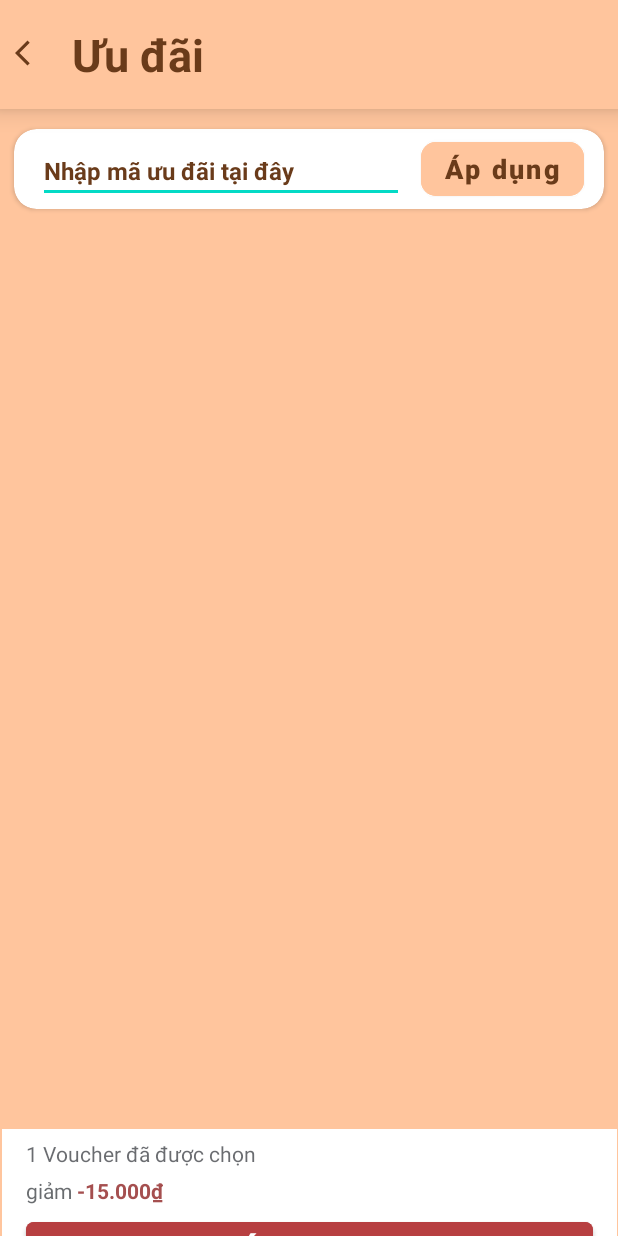
After one commit to TrieuTien0311/LOCALCOOKING, an Android app: the Vouchers screen opened directly, with no data from a screen before it, on a phone screen of 412 x 824 dp. The commit adds this screen. Run offline under Robolectric (Android 15) with nearby library versions, the phone set to English and light mode, and no system bars.

Commit message:
Thêm giao diện trang Ưu đãi 1

```diff
--- a/app/src/main/java/com/example/localcooking_v3t/TimeBottomSheet.java
+++ b/app/src/main/java/com/example/localcooking_v3t/TimeBottomSheet.java
@@ -60,7 +60,7 @@ public class TimeBottomSheet extends BottomSheetDialogFragment {
         tvStart = view.findViewById(R.id.tvStart);
         tvEnd = view.findViewById(R.id.tvEnd);
         btnDong = view.findViewById(R.id.btnDong);
-        btnApDung = view.findViewById(R.id.btnApDung);
+        btnApDung = view.findViewById(R.id.btnApDung2);
         btnXoaLoc = view.findViewById(R.id.btnXoaLoc);
         radioGroup = view.findViewById(R.id.radioGroupSapXep);
 
--- /dev/null
+++ b/app/src/main/java/com/example/localcooking_v3t/Vouchers.java
@@ -0,0 +1,24 @@
+package com.example.localcooking_v3t;
+
+import android.os.Bundle;
+
+import androidx.activity.EdgeToEdge;
+import androidx.appcompat.app.AppCompatActivity;
+import androidx.core.graphics.Insets;
+import androidx.core.view.ViewCompat;
+import androidx.core.view.WindowInsetsCompat;
+
+public class Vouchers extends AppCompatActivity {
+
+    @Override
+    protected void onCreate(Bundle savedInstanceState) {
+        super.onCreate(savedInstanceState);
+        EdgeToEdge.enable(this);
+        setContentView(R.layout.activity_vouchers);
+        ViewCompat.setOnApplyWindowInsetsListener(findViewById(R.id.main), (v, insets) -> {
+            Insets systemBars = insets.getInsets(WindowInsetsCompat.Type.systemBars());
+            v.setPadding(systemBars.left, systemBars.top, systemBars.right, systemBars.bottom);
+            return insets;
+        });
+    }
+}
--- a/app/src/main/res/layout/activity_payment.xml
+++ b/app/src/main/res/layout/activity_payment.xml
@@ -320,7 +320,7 @@
                             app:layout_constraintVertical_bias="0.0" />
 
                         <ImageView
-                            android:id="@+id/imageView9"
+                            android:id="@+id/imgMore"
                             android:layout_width="wrap_content"
                             android:layout_height="wrap_content"
                             app:layout_constraintBottom_toBottomOf="parent"
--- /dev/null
+++ b/app/src/main/res/layout/activity_vouchers.xml
@@ -0,0 +1,194 @@
+<?xml version="1.0" encoding="utf-8"?>
+<androidx.constraintlayout.widget.ConstraintLayout xmlns:android="http://schemas.android.com/apk/res/android"
+    xmlns:app="http://schemas.android.com/apk/res-auto"
+    xmlns:tools="http://schemas.android.com/tools"
+    android:id="@+id/main"
+    android:layout_width="match_parent"
+    android:layout_height="match_parent"
+    android:background="#FFC59D"
+    android:elevation="10dp"
+    tools:context=".Vouchers">
+
+    <androidx.constraintlayout.widget.ConstraintLayout
+        android:id="@+id/constraintLayout"
+        android:layout_width="match_parent"
+        android:layout_height="wrap_content"
+        android:background="#FFC59D"
+        android:elevation="10dp"
+        app:layout_constraintEnd_toEndOf="parent"
+        app:layout_constraintHorizontal_bias="1.0"
+        app:layout_constraintStart_toStartOf="parent"
+        app:layout_constraintTop_toTopOf="parent">
+
+        <ImageView
+            android:id="@+id/imageView6"
+            android:layout_width="20dp"
+            android:layout_height="20dp"
+            android:layout_marginStart="10dp"
+            android:layout_marginTop="25dp"
+            app:layout_constraintStart_toStartOf="parent"
+            app:layout_constraintTop_toTopOf="parent"
+            app:srcCompat="@drawable/ic_back" />
+
+        <TextView
+            android:id="@+id/textView"
+            android:layout_width="wrap_content"
+            android:layout_height="wrap_content"
+            android:layout_marginStart="48dp"
+            android:layout_marginTop="16dp"
+            android:layout_marginBottom="16dp"
+            android:text="Ưu đãi"
+            android:textColor="#6A3B1A"
+            android:textSize="30sp"
+            android:textStyle="bold"
+            app:layout_constraintBottom_toBottomOf="parent"
+            app:layout_constraintStart_toStartOf="parent"
+            app:layout_constraintTop_toTopOf="parent"
+            app:layout_constraintVertical_bias="1.0" />
+
+    </androidx.constraintlayout.widget.ConstraintLayout>
+
+    <FrameLayout
+        android:layout_width="410dp"
+        android:layout_height="105dp"
+        android:layout_marginTop="2dp"
+        android:background="@color/white"
+        app:layout_constraintBottom_toBottomOf="parent"
+        app:layout_constraintEnd_toEndOf="parent"
+        app:layout_constraintStart_toStartOf="parent"
+        app:layout_constraintTop_toBottomOf="@+id/linearLayout3">
+
+        <androidx.constraintlayout.widget.ConstraintLayout
+            android:layout_width="match_parent"
+            android:layout_height="wrap_content">
+
+            <TextView
+                android:id="@+id/textView32"
+                android:layout_width="wrap_content"
+                android:layout_height="wrap_content"
+                android:layout_marginStart="16dp"
+                android:text="1 Voucher đã được chọn"
+                android:textColor="#B2292D32"
+                app:layout_constraintBottom_toBottomOf="parent"
+                app:layout_constraintStart_toStartOf="parent"
+                app:layout_constraintTop_toTopOf="parent"
+                app:layout_constraintVertical_bias="0.075" />
+
+            <TextView
+                android:id="@+id/textView36"
+                android:layout_width="wrap_content"
+                android:layout_height="wrap_content"
+                android:layout_marginStart="16dp"
+                android:layout_marginTop="5dp"
+                android:text="giảm"
+                android:textColor="#B3292D32"
+                app:layout_constraintStart_toStartOf="parent"
+                app:layout_constraintTop_toBottomOf="@+id/textView32" />
+
+            <TextView
+                android:id="@+id/textView37"
+                android:layout_width="wrap_content"
+                android:layout_height="wrap_content"
+                android:layout_marginStart="3dp"
+                android:layout_marginTop="5dp"
+                android:text="-15.000₫"
+                android:textColor="#A54F4F"
+                android:textStyle="bold"
+                app:layout_constraintStart_toEndOf="@+id/textView36"
+                app:layout_constraintTop_toBottomOf="@+id/textView32" />
+
+            <Button
+                android:id="@+id/btnApDung2"
+                android:layout_width="0dp"
+                android:layout_height="wrap_content"
+                android:layout_marginStart="16dp"
+                android:layout_marginTop="5dp"
+                android:layout_marginEnd="16dp"
+                android:backgroundTint="#B73F41"
+                android:text="Áp dụng"
+                android:textAllCaps="false"
+                android:textColor="@color/white"
+                android:textSize="22sp"
+                android:textStyle="bold"
+                app:cornerRadius="5dp"
+                app:layout_constraintBottom_toBottomOf="parent"
+                app:layout_constraintEnd_toEndOf="parent"
+                app:layout_constraintHorizontal_bias="0.0"
+                app:layout_constraintStart_toStartOf="parent"
+                app:layout_constraintTop_toBottomOf="@+id/textView37"
+                app:layout_constraintVertical_bias="0.0" />
+        </androidx.constraintlayout.widget.ConstraintLayout>
+    </FrameLayout>
+
+    <LinearLayout
+        android:id="@+id/linearLayout3"
+        android:layout_width="409dp"
+        android:layout_height="712dp"
+        android:orientation="horizontal"
+        app:layout_constraintBottom_toBottomOf="parent"
+        app:layout_constraintEnd_toEndOf="parent"
+        app:layout_constraintStart_toStartOf="parent"
+        app:layout_constraintTop_toBottomOf="@+id/constraintLayout"
+        app:layout_constraintVertical_bias="0.0">
+
+        <androidx.constraintlayout.widget.ConstraintLayout
+            android:layout_width="match_parent"
+            android:layout_height="match_parent">
+
+            <androidx.cardview.widget.CardView
+                android:layout_width="0dp"
+                android:layout_height="53dp"
+                android:layout_marginStart="8dp"
+                android:layout_marginEnd="8dp"
+                app:cardCornerRadius="15dp"
+                app:layout_constraintBottom_toBottomOf="parent"
+                app:layout_constraintEnd_toEndOf="parent"
+                app:layout_constraintStart_toStartOf="parent"
+                app:layout_constraintTop_toTopOf="parent"
+                app:layout_constraintVertical_bias="0.01999998" >
+
+                <androidx.constraintlayout.widget.ConstraintLayout
+                    android:layout_width="match_parent"
+                    android:layout_height="match_parent">
+
+                    <EditText
+                        android:id="@+id/edtUuDai"
+                        android:layout_width="244dp"
+                        android:layout_height="37dp"
+                        android:layout_marginStart="16dp"
+                        android:ems="10"
+                        android:hint="Nhập mã ưu đãi tại đây"
+                        android:inputType="text"
+                        android:textColor="#000000"
+                        android:textColorHint="#6A3B1A"
+                        android:textSize="16dp"
+                        android:textStyle="bold"
+                        app:layout_constraintBottom_toBottomOf="parent"
+                        app:layout_constraintStart_toStartOf="parent"
+                        app:layout_constraintTop_toTopOf="parent"
+                        app:layout_constraintVertical_bias="0.75" />
+
+                    <Button
+                        android:id="@+id/btnApDung1"
+                        android:layout_width="wrap_content"
+                        android:layout_height="wrap_content"
+                        android:layout_marginStart="8dp"
+                        android:layout_marginEnd="10dp"
+                        android:backgroundTint="#FFC59D"
+                        android:text="Áp dụng"
+                        android:textAllCaps="false"
+                        android:textColor="#6A3B1A"
+                        android:textSize="18dp"
+                        android:textStyle="bold"
+                        app:cornerRadius="10dp"
+                        app:layout_constraintBottom_toBottomOf="parent"
+                        app:layout_constraintEnd_toEndOf="parent"
+                        app:layout_constraintStart_toEndOf="@+id/edtUuDai"
+                        app:layout_constraintTop_toTopOf="parent" />
+                </androidx.constraintlayout.widget.ConstraintLayout>
+            </androidx.cardview.widget.CardView>
+
+        </androidx.constraintlayout.widget.ConstraintLayout>
+    </LinearLayout>
+
+</androidx.constraintlayout.widget.ConstraintLayout>
--- a/app/src/main/res/layout/bottom_sheet_time.xml
+++ b/app/src/main/res/layout/bottom_sheet_time.xml
@@ -198,7 +198,7 @@
         android:paddingBottom="15dp">
 
         <com.google.android.material.button.MaterialButton
-            android:id="@+id/btnApDung"
+            android:id="@+id/btnApDung2"
             android:layout_width="170dp"
             android:layout_height="wrap_content"
             android:layout_marginTop="0dp"
```
Also changed, not shown: app/src/main/AndroidManifest.xml (+11 -15 lines).
